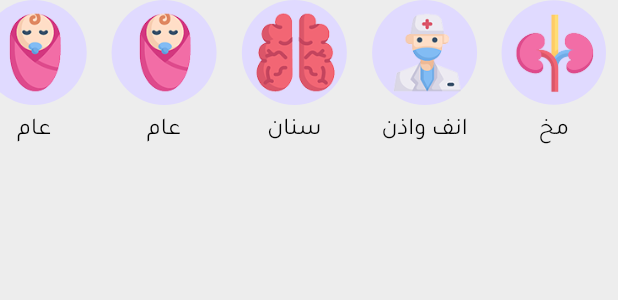
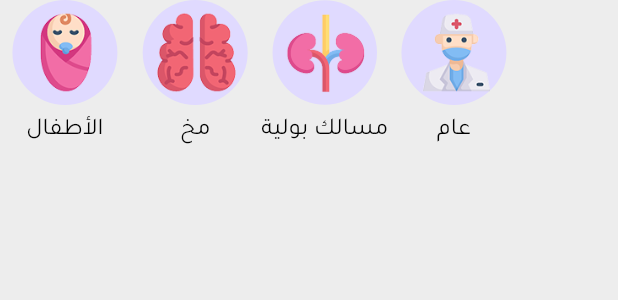
Before and after one commit to abdelrahman3003/Tabibak, a Flutter app: the CategoriesList widget shown alone on an empty page, opened directly, on a phone screen of 412 x 824 dp. Shown: the top 300 px of the screen. Run offline on Flutter 3.47's test engine with Material 3 defaults, Android fonts, the phone set to English and light mode, and no system bars; our stand-ins replace device_preview, dio, flutter_dotenv, flutter_riverpod, flutter_svg, freezed_annotation and 3 more; accounts and stored records are empty.

Commit message:
create categories section view

```diff
--- a/lib/features/home/presentation/controller/home_controller.dart
+++ b/lib/features/home/presentation/controller/home_controller.dart
@@ -6,21 +6,17 @@ final indexScreenProvider = StateProvider<int>((ref) {
 });
 final categoryListNameProvider = StateProvider<List<String>>((ref) {
   return [
+    "عام",
+    "مسالك بولية",
     "مخ",
-    "انف واذن",
-    "سنان",
-    "عام",
-    "عام",
-    "عام",
+    "الأطفال",
   ];
 });
 final categoryListIconsProvider = StateProvider<List<String>>((ref) {
   return [
+    Assets.asssets.images.manDoctor.path,
     Assets.asssets.images.kidneys1.path,
-    Assets.asssets.images.manDoctor.path,
     Assets.asssets.images.brain1.path,
-    Assets.asssets.images.iamge.path,
-    Assets.asssets.images.iamge.path,
     Assets.asssets.images.iamge.path,
   ];
 });
--- a/lib/features/home/presentation/views/widget/favourite_screen.dart
+++ b/lib/features/home/presentation/views/favourite_view.dart
@@ -1,7 +1,7 @@
 import 'package:flutter/material.dart';
 
-class FavouriteScreen extends StatelessWidget {
-  const FavouriteScreen({super.key});
+class FavouriteView extends StatelessWidget {
+  const FavouriteView({super.key});
 
   @override
   Widget build(BuildContext context) {
--- /dev/null
+++ b/lib/features/home/presentation/views/home_screen/categories_list/categories_list.dart
@@ -0,0 +1,27 @@
+import 'package:flutter/material.dart';
+import 'package:flutter_riverpod/flutter_riverpod.dart';
+import 'package:tabibak/features/home/presentation/controller/home_controller.dart';
+import 'package:tabibak/features/home/presentation/views/home_screen/categories_list/category_item.dart';
+
+class CategoriesList extends StatelessWidget {
+  const CategoriesList({super.key});
+
+  @override
+  Widget build(BuildContext context) {
+    return Consumer(
+      builder: (context, ref, child) {
+        final categoryNames = ref.read(categoryListNameProvider);
+        final categoryIcons = ref.read(categoryListIconsProvider);
+        return SizedBox(
+          height: 100,
+          child: ListView.builder(
+              itemCount: categoryNames.length,
+              shrinkWrap: true,
+              scrollDirection: Axis.horizontal,
+              itemBuilder: (context, index) => CategoryItem(
+                  icon: categoryIcons[index], name: categoryNames[index])),
+        );
+      },
+    );
+  }
+}
--- /dev/null
+++ b/lib/features/home/presentation/views/home_screen/categories_list/category_item.dart
@@ -0,0 +1,29 @@
+import 'package:flutter/material.dart';
+import 'package:tabibak/core/theme/appTextStyles.dart';
+import 'package:tabibak/core/theme/app_colors.dart';
+
+class CategoryItem extends StatelessWidget {
+  const CategoryItem({super.key, required this.icon, required this.name});
+  final String icon;
+  final String name;
+  @override
+  Widget build(BuildContext context) {
+    return Column(
+      children: [
+        Container(
+          height: 70,
+          padding: EdgeInsets.all(8),
+          margin: EdgeInsets.symmetric(horizontal: 8),
+          decoration:
+              BoxDecoration(shape: BoxShape.circle, color: AppColors.second),
+          child: Image.asset(icon),
+        ),
+        SizedBox(height: 5),
+        Text(
+          name,
+          style: Apptextstyles.font16blackRegular,
+        )
+      ],
+    );
+  }
+}
--- a/lib/features/home/presentation/views/widget/home_screen/home_screen.dart
+++ b/lib/features/home/presentation/views/home_screen/home_screen.dart
@@ -1,7 +1,7 @@
 import 'package:flutter/material.dart';
 import 'package:tabibak/core/theme/appTextStyles.dart';
-import 'package:tabibak/features/home/presentation/views/widget/home_screen/categories_list.dart';
-import 'package:tabibak/features/home/presentation/views/widget/home_screen/home_appbar.dart';
+import 'package:tabibak/features/home/presentation/views/home_screen/categories_list/categories_list.dart';
+import 'package:tabibak/features/home/presentation/views/home_screen/home_appbar.dart';
 
 class HomeScreen extends StatelessWidget {
   const HomeScreen({super.key});
--- a/lib/features/home/presentation/views/widget/setting_screen.dart
+++ b/lib/features/home/presentation/views/setting_view.dart
@@ -1,7 +1,7 @@
 import 'package:flutter/material.dart';
 
-class SettingScreen extends StatelessWidget {
-  const SettingScreen({super.key});
+class SettingView extends StatelessWidget {
+  const SettingView({super.key});
 
   @override
   Widget build(BuildContext context) {
--- a/lib/features/home/presentation/views/widget/home_screen/categories_list.dart
+++ /dev/null
@@ -1,45 +0,0 @@
-import 'package:flutter/material.dart';
-import 'package:flutter_riverpod/flutter_riverpod.dart';
-import 'package:tabibak/core/theme/appTextStyles.dart';
-import 'package:tabibak/core/theme/app_colors.dart';
-import 'package:tabibak/features/home/presentation/controller/home_controller.dart';
-
-class CategoriesList extends StatelessWidget {
-  const CategoriesList({
-    super.key,
-  });
-
-  @override
-  Widget build(BuildContext context) {
-    return Consumer(
-      builder: (context, ref, child) {
-        final categoryNames = ref.read(categoryListNameProvider);
-        final categoryIcons = ref.read(categoryListIconsProvider);
-        return SizedBox(
-          height: 100,
-          child: ListView.builder(
-              itemCount: categoryNames.length,
-              shrinkWrap: true,
-              scrollDirection: Axis.horizontal,
-              itemBuilder: (context, index) => Column(
-                    children: [
-                      Container(
-                        height: 70,
-                        padding: EdgeInsets.all(8),
-                        margin: EdgeInsets.symmetric(horizontal: 8),
-                        decoration: BoxDecoration(
-                            shape: BoxShape.circle, color: AppColors.second),
-                        child: Image.asset(categoryIcons[index]),
-                      ),
-                      SizedBox(height: 5),
-                      Text(
-                        categoryNames[index],
-                        style: Apptextstyles.font16blackRegular,
-                      )
-                    ],
-                  )),
-        );
-      },
-    );
-  }
-}
--- a/lib/main.dart
+++ b/lib/main.dart
@@ -1,3 +1,4 @@
+import 'package:device_preview/device_preview.dart';
 import 'package:flutter/material.dart';
 import 'package:flutter_dotenv/flutter_dotenv.dart';
 import 'package:flutter_riverpod/flutter_riverpod.dart';
@@ -15,5 +16,7 @@
     url: baseUrl!,
     anonKey: apiKey!,
   );
-  runApp(ProviderScope(child: const MyApp()));
+  runApp(ProviderScope(child: DevicePreview(builder: (context) {
+    return const MyApp();
+  })));
 }
--- a/pubspec.yaml
+++ b/pubspec.yaml
@@ -48,6 +48,8 @@ dependencies:
   google_nav_bar: ^5.0.7
   flutter_gen: ^5.10.0
   flutter_svg: ^2.2.0
+  flutter_screenutil: ^5.9.3
+  device_preview: ^1.2.0
 
 
 
```
Also changed, not shown: lib/features/home/presentation/views/appointments_view.dart (added, +12 -0 lines), lib/features/home/presentation/views/home_view.dart (+10 -7 lines), lib/features/home/presentation/views/home_screen/home_appbar.dart (renamed from lib/features/home/presentation/views/widget/home_screen/home_appbar.dart), pubspec.lock.
